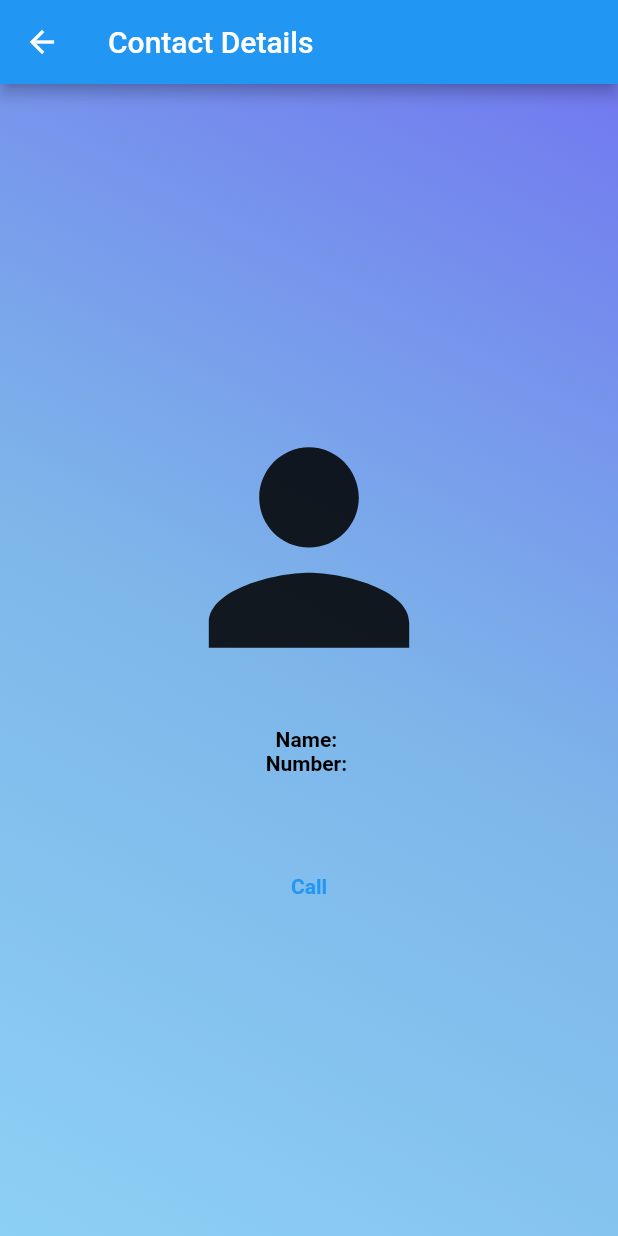
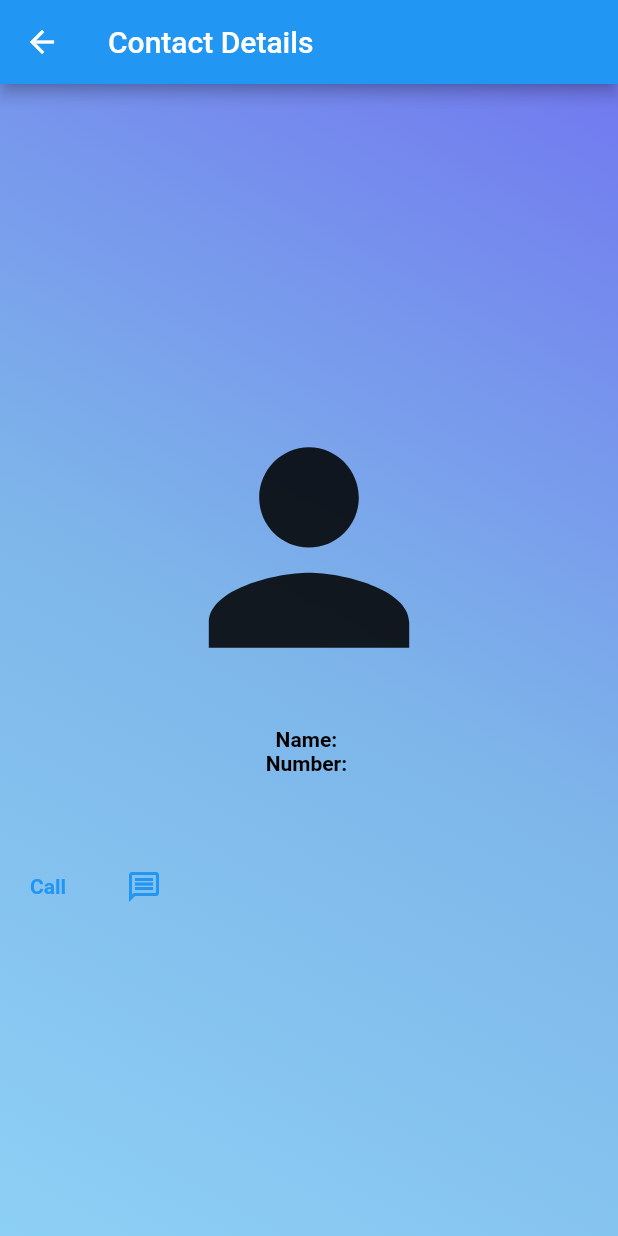
Before and after one commit to Blaster1111/winfo, a Flutter app: the ContactsCards screen opened directly with empty values, on a phone screen of 412 x 824 dp. Run offline on Flutter 3.47's test engine with Material 2 defaults, Android fonts, the phone set to English and light mode, and no system bars; our stand-ins replace flutter_contacts; network calls fail.

Commit message:
redirect wa commit

```diff
--- a/lib/activities/contacts_cards.dart
+++ b/lib/activities/contacts_cards.dart
@@ -63,6 +63,8 @@ class _ContactsCardsState extends State<ContactsCards> {
               SizedBox(
                 height: 50,
               ),
+              Row(
+                children: [
                   TextButton(
                     onPressed: () {
                       launch('tel: ${args.number}');
@@ -74,6 +76,14 @@ class _ContactsCardsState extends State<ContactsCards> {
                       ),
                     ),
                   ),
+                  TextButton(
+                    onPressed: () {
+                      launch("https://wa.me/${args.number}");
+                    },
+                    child: Icon(Icons.message_outlined),
+                  )
+                ],
+              ),
             ],
           ),
         ),
```
Lines whose indentation alone changed are shown as unchanged.
